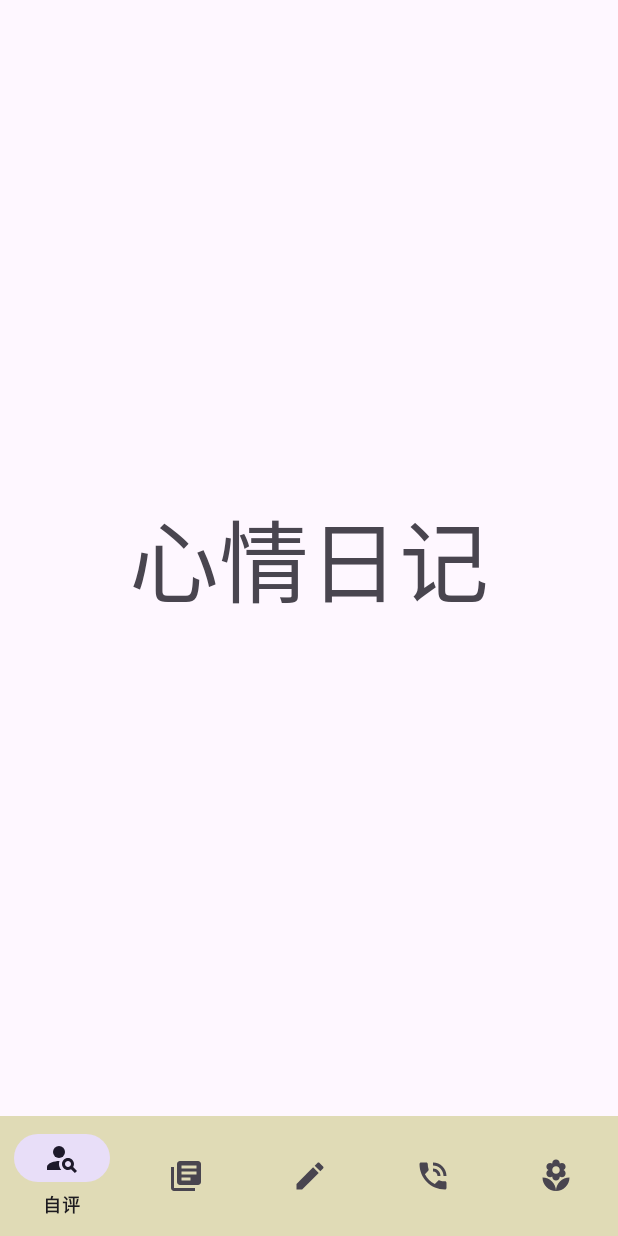
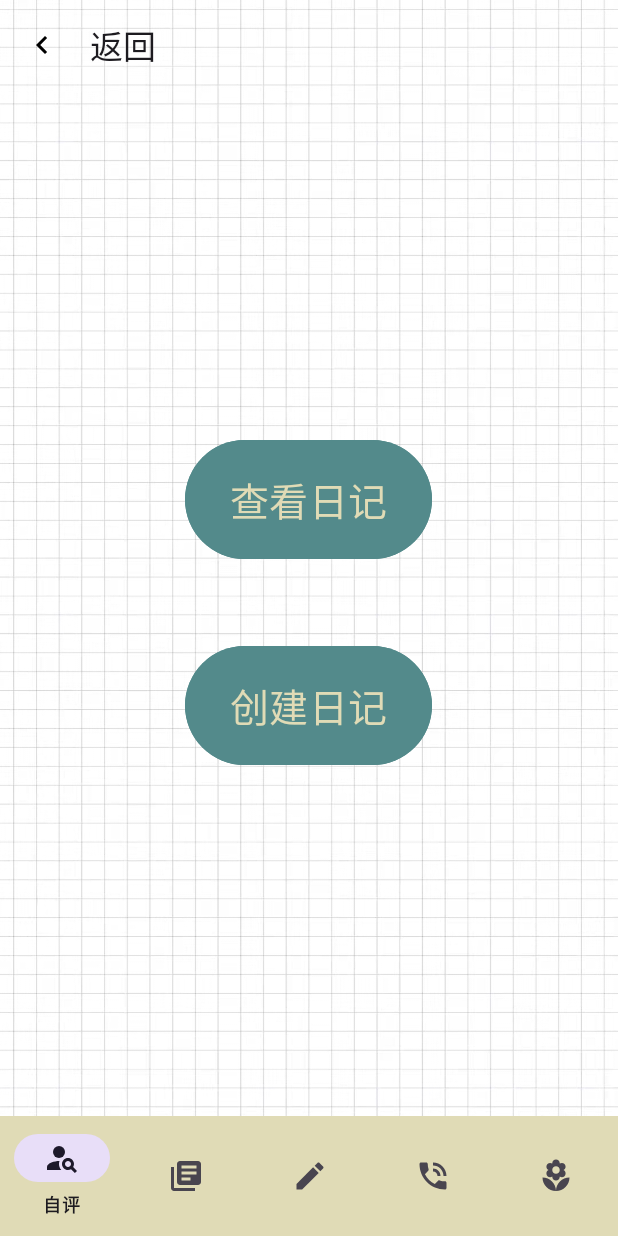
Before and after one commit to TsangHaotian/Mental_health_programs-Collaborative_projects, an Android app: the fragment diaryFragment placed in its activity, on a phone screen of 412 x 824 dp. Run offline under Robolectric (Android 15) with nearby library versions, the phone set to English and light mode, and no system bars.

Commit message:
蒋丽颖
加了一个日记本功能

```diff
--- a/app/src/main/AndroidManifest.xml
+++ b/app/src/main/AndroidManifest.xml
@@ -13,10 +13,12 @@
         android:theme="@style/Theme.Mental_health_programsCollaborative_projects"
         tools:targetApi="31">
         <activity
+            android:name=".diary_edit"
+            android:exported="false" />
+        <activity
             android:name=".registerActivity"
             android:exported="false"
-            android:theme="@style/AppTheme"
-            />
+            android:theme="@style/AppTheme" />
         <activity
             android:name=".MainActivity"
             android:exported="false" />
--- a/app/src/main/java/com/example/mental_health_programs_collaborative_projects/fragment/diaryFragment.java
+++ b/app/src/main/java/com/example/mental_health_programs_collaborative_projects/fragment/diaryFragment.java
@@ -1,20 +1,36 @@
 package com.example.mental_health_programs_collaborative_projects.fragment;
 
+import android.content.Intent;
 import android.os.Bundle;
-
-import androidx.fragment.app.Fragment;
-
 import android.view.LayoutInflater;
 import android.view.View;
 import android.view.ViewGroup;
-
+import android.widget.Button;
+import androidx.fragment.app.Fragment;
+import androidx.appcompat.app.AppCompatActivity;
 import com.example.mental_health_programs_collaborative_projects.R;
+import com.example.mental_health_programs_collaborative_projects.diary_edit; // 确保导入正确的类
 
 public class diaryFragment extends Fragment {
+
+    private Button createButton;
 
     @Override
     public View onCreateView(LayoutInflater inflater, ViewGroup container, Bundle savedInstanceState) {
         // Inflate the layout for this fragment
-        return inflater.inflate(R.layout.fragment_diary, container, false);
+        View view = inflater.inflate(R.layout.fragment_diary, container, false);
+
+        createButton = view.findViewById(R.id.create_button); // 替换为你的按钮ID
+        createButton.setOnClickListener(new View.OnClickListener() {
+            @Override
+            public void onClick(View v) {
+                // 创建Intent对象，指向diary_edit活动
+                Intent intent = new Intent(getActivity(), diary_edit.class);
+                // 启动diary_edit活动
+                startActivity(intent);
+            }
+        });
+
+        return view;
     }
 }
--- a/app/src/main/res/layout/fragment_diary.xml
+++ b/app/src/main/res/layout/fragment_diary.xml
@@ -1,20 +1,62 @@
 <?xml version="1.0" encoding="utf-8"?>
-<androidx.appcompat.widget.LinearLayoutCompat xmlns:android="http://schemas.android.com/apk/res/android"
-    xmlns:tools="http://schemas.android.com/tools"
+<LinearLayout xmlns:android="http://schemas.android.com/apk/res/android"
+    xmlns:app="http://schemas.android.com/apk/res-auto"
     android:layout_width="match_parent"
     android:layout_height="match_parent"
-    android:gravity="center"
-    android:orientation="vertical"
-    tools:context=".fragment.cultivation_systemFragment">
+    android:background="@drawable/diarybg"
+    android:orientation="vertical">
 
-    <!-- TODO: Update blank fragment layout -->
+<!--返回按钮-->
+    <LinearLayout
+        android:layout_width="match_parent"
+        android:layout_height="60dp"
+        android:orientation="horizontal">
 
-    <TextView
-        android:layout_width="match_parent"
-        android:layout_height="wrap_content"
-        android:gravity="center"
-        android:textSize="60dp"
-        android:text="心情日记" />
+        <androidx.appcompat.widget.Toolbar
+            android:id="@+id/toolbar"
+            android:layout_width="200dp"
+            android:layout_height="match_parent"
+            app:navigationIcon="@drawable/baseline_chevron_left_24"
+            app:title="返回" />
 
 
-</androidx.appcompat.widget.LinearLayoutCompat>
+    </LinearLayout>
+
+<!--查看日记和创建日记的按钮-->
+        <LinearLayout
+            android:layout_width="match_parent"
+            android:layout_height="match_parent"
+            android:gravity="center"
+            android:orientation="vertical">
+<!--查看日记按钮-->
+            <Button
+                android:id="@+id/browse_button"
+                android:layout_width="wrap_content"
+                android:layout_height="wrap_content"
+                android:paddingStart="30dp"
+                android:paddingTop="20dp"
+                android:paddingEnd="30dp"
+                android:paddingBottom="20dp"
+                android:backgroundTint="@color/green"
+                android:text="查看日记"
+                android:textColor="@color/yellow"
+                android:textSize="26sp" />
+<!--创建日记按钮-->
+            <Button
+                android:id="@+id/create_button"
+                android:layout_width="wrap_content"
+                android:layout_height="wrap_content"
+                android:layout_marginTop="50dp"
+                android:paddingStart="30dp"
+                android:paddingTop="20dp"
+                android:paddingEnd="30dp"
+                android:paddingBottom="20dp"
+                android:backgroundTint="@color/green"
+                android:text="创建日记"
+                android:textColor="@color/yellow"
+                android:textSize="26sp" />
+
+        </LinearLayout>
+
+
+</LinearLayout>
--- a/app/src/main/res/values/colors.xml
+++ b/app/src/main/res/values/colors.xml
@@ -3,4 +3,6 @@
     <color name="black">#FF000000</color>
     <color name="white">#FFFFFFFF</color>
     <color name="colorPrimaryDark">#E0DBB6</color>
+    <color name="green">#538A8B</color>
+    <color name="yellow">#E0DBB6</color>
 </resources>
```
Also changed, not shown: app/src/main/java/com/example/mental_health_programs_collaborative_projects/diary_edit.java (added, +20 -0 lines), app/src/main/java/com/example/mental_health_programs_collaborative_projects/registerActivity.java (+9 -0 lines), app/src/main/res/drawable/title_edit_bg.xml (added, +9 -0 lines), app/src/main/res/layout/activity_diary_edit.xml (added, +94 -0 lines), app/src/main/res/layout/activity_register.xml (+7 -5 lines), app/src/main/res/drawable/diarybg.jpg (added).
